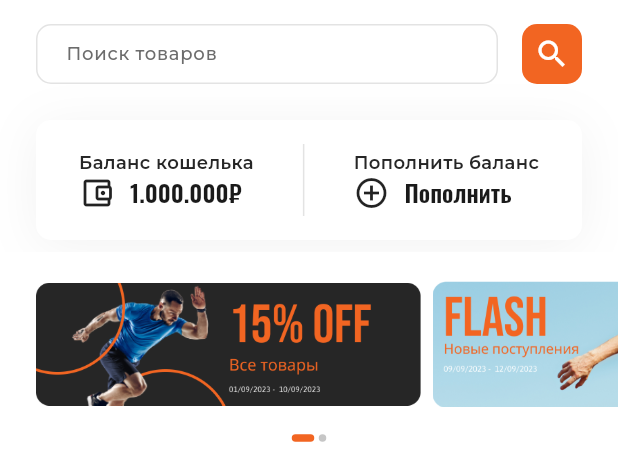
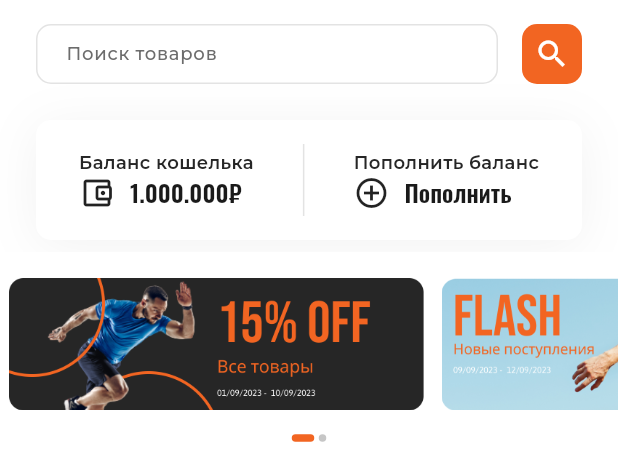
Before and after one commit to woodufx/Sport-Exchange, a Flutter app: the screen it shows after launch, on a phone screen of 412 x 824 dp, the part 84-553 px from its top. Run offline on Flutter 3.47's test engine with Material 3 defaults, Android fonts, the light colour scheme and no system bars; drawn by our look-alikes of google_nav_bar, smooth_page_indicator; our stand-ins replace auto_route, flutter_svg; network calls fail; project files that could hold a hidden picture were left out.

Commit message:
Refactor promocode.dart

```diff
--- a/sport_exchange/lib/featurtes/home/widgets/promocodes.dart
+++ b/sport_exchange/lib/featurtes/home/widgets/promocodes.dart
@@ -3,8 +3,7 @@
 import 'package:flutter/material.dart';
 import 'package:smooth_page_indicator/smooth_page_indicator.dart';
 import 'package:sport_exchange/constants/app_colors.dart';
-import 'package:sport_exchange/featurtes/home/widgets/promocodes/first_promocode.dart';
-import 'package:sport_exchange/featurtes/home/widgets/promocodes/second_promocode.dart';
+import 'package:sport_exchange/featurtes/home/widgets/promocodes/promocode.dart';
 import 'package:sport_exchange/helpers/mouse_dragable.dart';
 
 class Promocodes extends StatelessWidget {
@@ -27,8 +26,8 @@ class Promocodes extends StatelessWidget {
                 padEnds: false,
                 controller: _controller,
                 children: const [
-                  FirstBanner(),
-                  SecondBanner(),
+                  FirstBanner(imagePath: 'assets/first-banner.png'),
+                  FirstBanner(imagePath: 'assets/second-banner.png'),
                 ],
               ),
             ),
--- a/sport_exchange/lib/featurtes/home/widgets/promocodes/first_promocode.dart
+++ b/sport_exchange/lib/featurtes/home/widgets/promocodes/promocode.dart
@@ -1,19 +1,21 @@
 import 'package:flutter/material.dart';
 
 class FirstBanner extends StatelessWidget {
-  const FirstBanner({Key? key}) : super(key: key);
+  final String imagePath;
+
+  const FirstBanner({Key? key, required this.imagePath}) : super(key: key);
 
   @override
   Widget build(BuildContext context) {
     return Scaffold(
       backgroundColor: Colors.transparent,
       body: Padding(
-        padding: const EdgeInsets.fromLTRB(24, 0, 8, 0),
+        padding: const EdgeInsets.only(right: 6, left: 6),
         child: Container(
           decoration: BoxDecoration(
             borderRadius: BorderRadius.circular(10),
-            image: const DecorationImage(
-              image: AssetImage('assets/first-banner.png'),
+            image: DecorationImage(
+              image: AssetImage(imagePath),
             ),
           ),
         ),
--- a/sport_exchange/lib/featurtes/home/widgets/promocodes/second_promocode.dart
+++ /dev/null
@@ -1,23 +0,0 @@
-import 'package:flutter/material.dart';
-
-class SecondBanner extends StatelessWidget {
-  const SecondBanner({Key? key}) : super(key: key);
-
-  @override
-  Widget build(BuildContext context) {
-    return Scaffold(
-      backgroundColor: Colors.transparent,
-      body: Padding(
-        padding: const EdgeInsets.only(right: 24),
-        child: Container(
-          decoration: BoxDecoration(
-            borderRadius: BorderRadius.circular(10),
-            image: const DecorationImage(
-              image: AssetImage('assets/second-banner.png'),
-            ),
-          ),
-        ),
-      ),
-    );
-  }
-}
```
